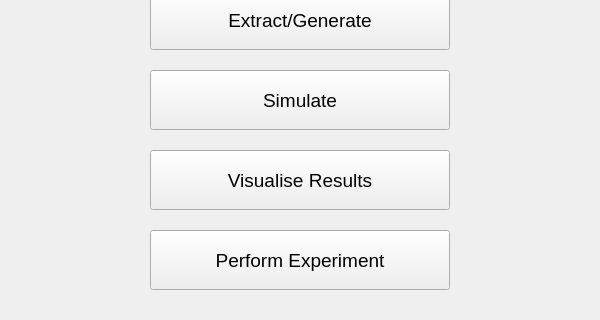
This is vimmsVisualisedGUI/StartPage.ui in Adam-Tem/vimmsVisualised as Qt 5 draws it before an edit; both pictures show x 0 to 600 and y 180 to 500 of the 600 by 500 pixel window. The edited form follows.
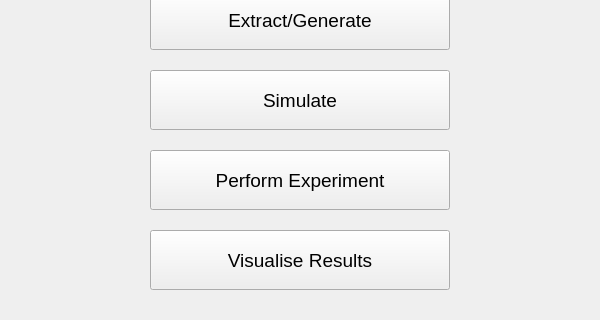
This is the edited form.

Patch:
```diff
--- a/vimmsVisualisedGUI/StartPage.ui
+++ b/vimmsVisualisedGUI/StartPage.ui
@@ -95,7 +95,7 @@
    <property name="geometry">
     <rect>
      <x>150</x>
-     <y>330</y>
+     <y>410</y>
      <width>300</width>
      <height>60</height>
     </rect>
@@ -113,7 +113,7 @@
    <property name="geometry">
     <rect>
      <x>150</x>
-     <y>410</y>
+     <y>330</y>
      <width>300</width>
      <height>60</height>
     </rect>
```
